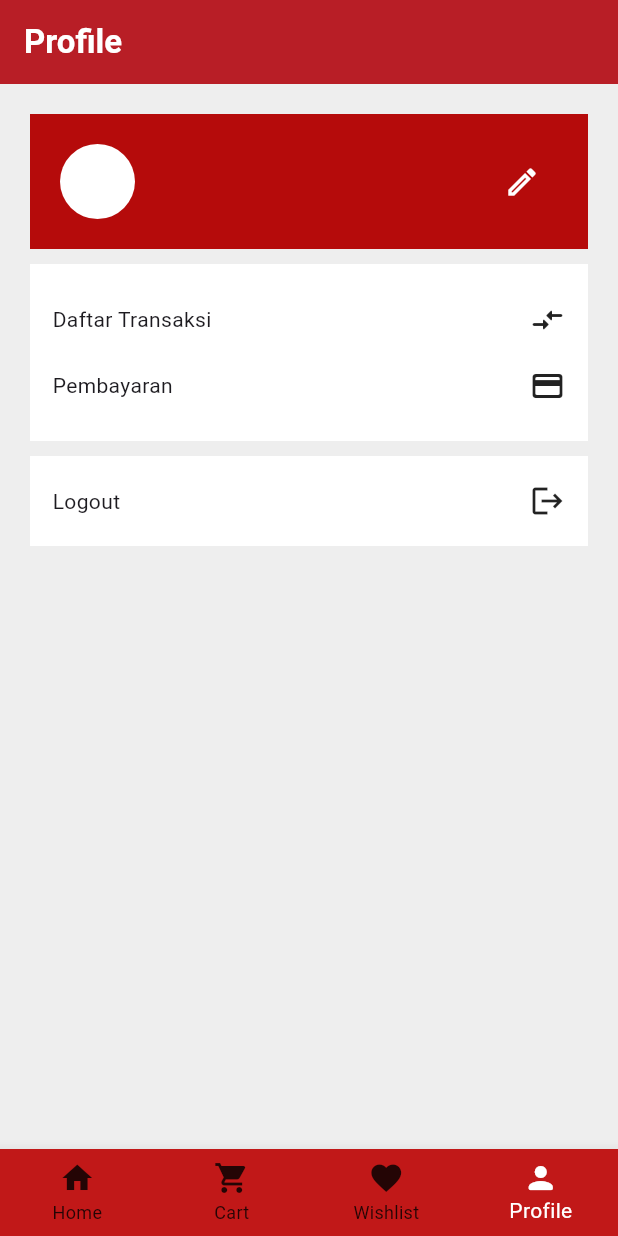
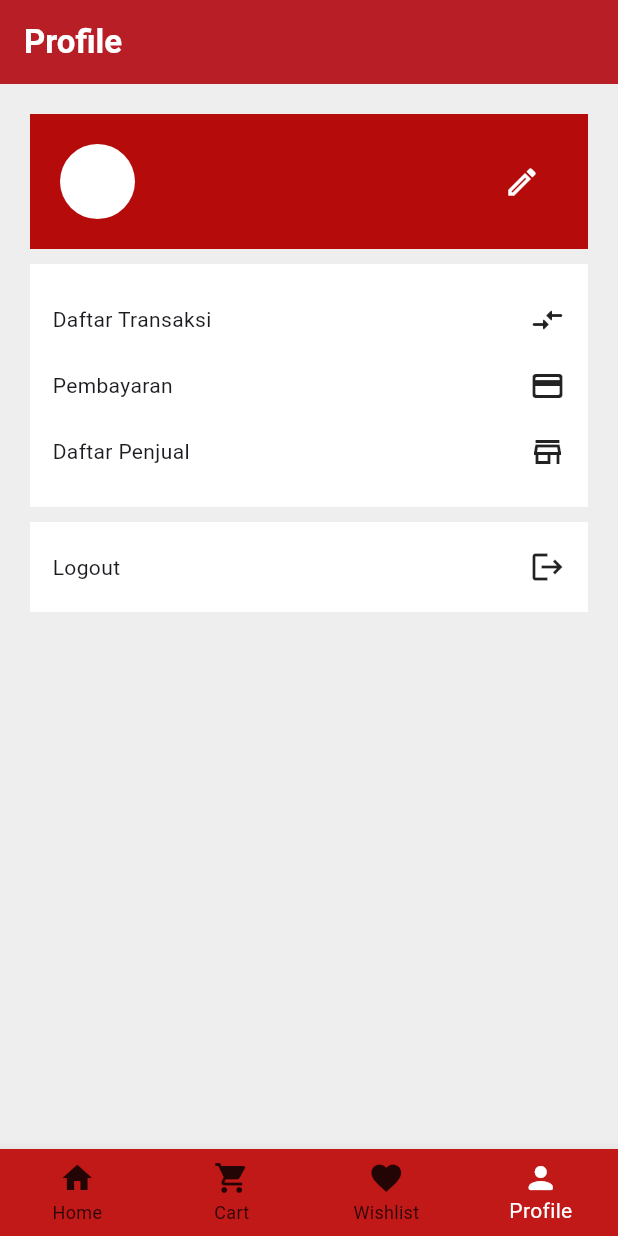
Before and after one commit to DhanielPutra/tesy, a Flutter app: the Profile screen opened directly, on a phone screen of 412 x 824 dp. Run offline on Flutter 3.47's test engine with Material 3 defaults, Android fonts, the phone set to English and light mode, and no system bars; our stand-ins replace fluttertoast, image_picker, lottie, shared_preferences; missing offline and left inert: dart:ffi; accounts and stored records are empty; network calls fail.

```diff
--- a/lib/profile.dart
+++ b/lib/profile.dart
@@ -7,11 +7,13 @@ import 'package:marketplace/cart.dart';
 import 'package:marketplace/daftarTransaksi.dart';
 import 'package:marketplace/editProfile.dart';
 import 'package:marketplace/homepage.dart';
+import 'package:marketplace/openWebsite.dart';
 import 'package:marketplace/pembayaran.dart';
 import 'package:marketplace/user_services.dart';
 import 'package:marketplace/view/Register/login.dart';
 import 'package:marketplace/wishlist.dart';
 import 'package:shared_preferences/shared_preferences.dart';
+import 'package:url_launcher/url_launcher.dart';
 
 class Profile extends StatefulWidget {
   const Profile({Key? key}) : super(key: key);
@@ -318,6 +320,21 @@ class _ProfileState extends State<Profile> {
                           ),
                         ),
                         const SizedBox(
+                          height: 20,
+                        ),
+                        InkWell(
+                          onTap: () {
+                           launch('https://barbeqshop.online');
+                          },
+                          child: Row(
+                            mainAxisAlignment: MainAxisAlignment.spaceBetween,
+                            children: const [
+                              Text('Daftar Penjual'),
+                              Icon(Icons.store_mall_directory_outlined),
+                            ],
+                          ),
+                        ),
+                        const SizedBox(
                           height: 10,
                         ),
                       ],
--- a/pubspec.yaml
+++ b/pubspec.yaml
@@ -46,6 +46,7 @@ dependencies:
   image_picker: ^1.1.1
   fluttertoast: ^8.0.8
   lottie: ^3.1.2
+  url_launcher: ^6.0.9
 
 dev_dependencies:
   flutter_test:
```
Also changed, not shown: lib/openWebsite.dart (added, +35 -0 lines), pubspec.lock, 6 other files.
